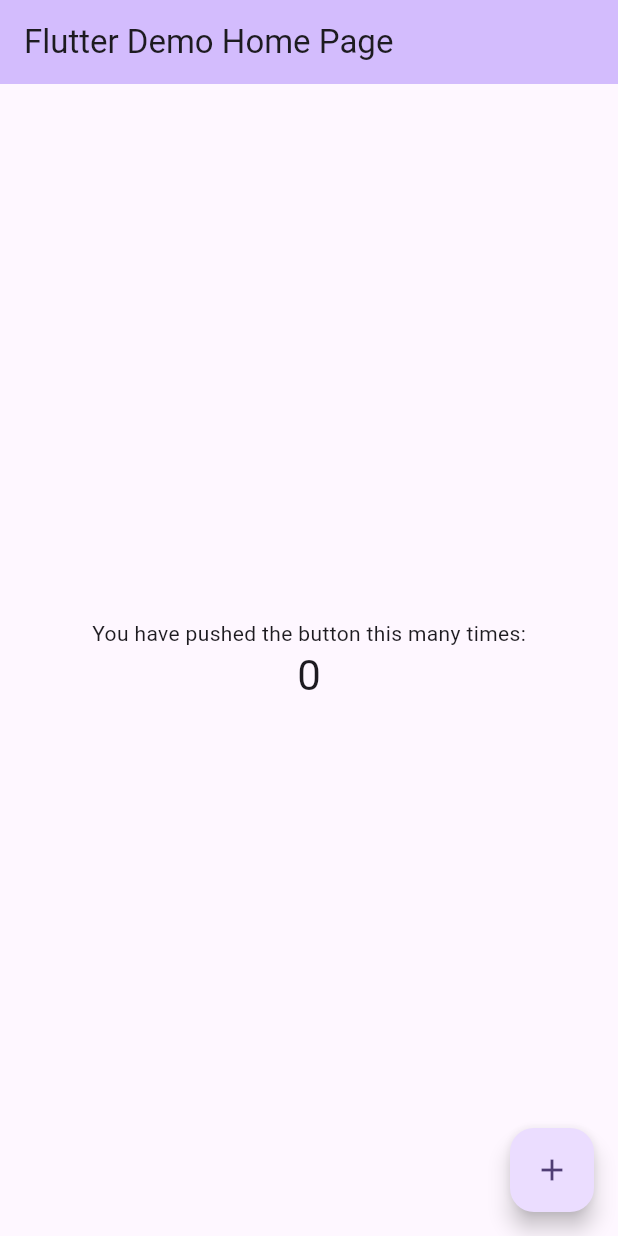
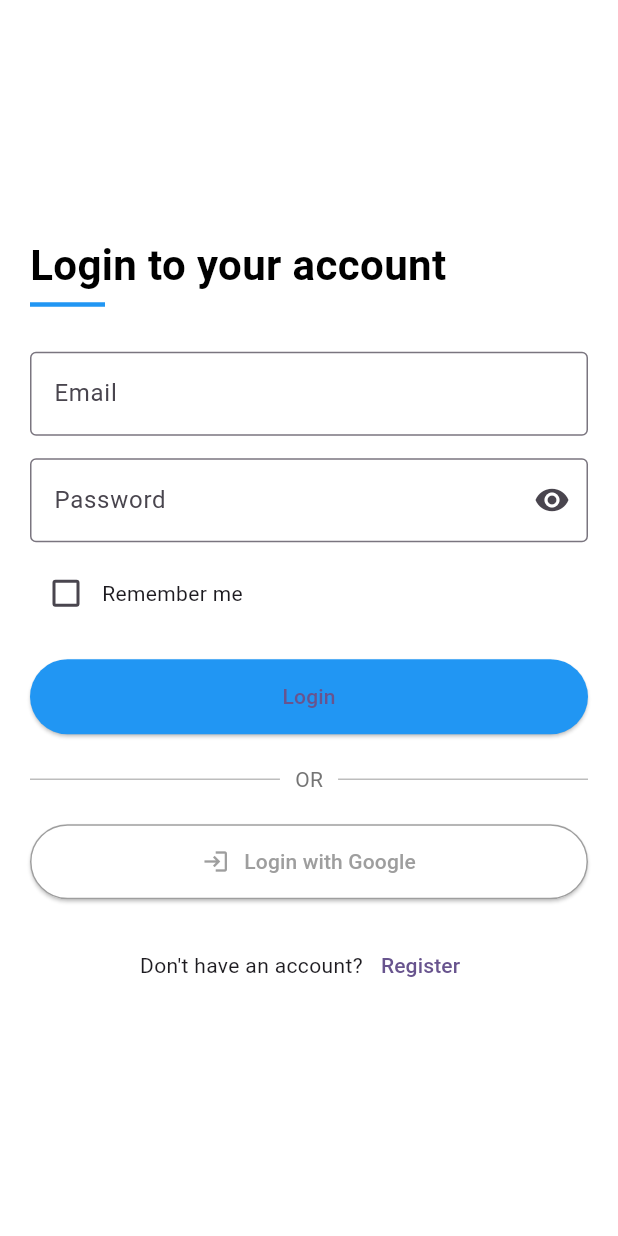
Before and after one commit to youssefhessein/project_solution, a Flutter app: the screen it shows after launch, on a phone screen of 412 x 824 dp. Run offline on Flutter 3.47's test engine with Material 3 defaults, Android fonts, the phone set to English and light mode, and no system bars; our stand-ins replace cloud_firestore, firebase_auth, firebase_core, flutter_bloc, fluttertoast; accounts and stored records are empty.

Commit message:
رسالة تصف التحديثات التي قمت بها

```diff
--- /dev/null
+++ b/devtools_options.yaml
@@ -0,0 +1,3 @@
+description: This file stores settings for Dart & Flutter DevTools.
+documentation: https://docs.flutter.dev/tools/devtools/extensions#configure-extension-enablement-states
+extensions:
--- a/lib/login/cubit/login_cubit.dart
+++ b/lib/login/cubit/login_cubit.dart
@@ -1,25 +1,42 @@
-import 'package:cloud_firestore/cloud_firestore.dart';
+import 'package:flutter/material.dart';
+import 'package:flutter_bloc/flutter_bloc.dart';
 import 'package:firebase_auth/firebase_auth.dart';
-import 'package:flutter_bloc/flutter_bloc.dart';
-import 'package:project_solution/components/components.dart';
 import 'package:project_solution/login/cubit/statues.dart';
 
-class AppCubit extends Cubit<AppStatues>{
-  AppCubit(super.initialState);
-  static AppCubit get(context) => BlocProvider.of(context);
-  void UserLogin({
-    required String email ,
-    required String password ,})async{
+class LoginCubit extends Cubit<LoginStatues> {
+  LoginCubit() : super(LoginInitialStatues());
+
+  static LoginCubit get(context) => BlocProvider.of(context);
+
+  // Controllers for the login form fields
+  var emailController = TextEditingController();
+  var passwordController = TextEditingController();
+
+  // Password visibility toggle
+  bool isPassword = true;
+
+  void changePasswordVisibility() {
+    isPassword = !isPassword;
+    emit(ChangePasswordStatue());
+  }
+
+  // "Remember Me" feature
+  bool rememberMe = false;
+
+  void changeRememberMe(bool value) {
+    rememberMe = value;
+    emit(ChangeRememberMeStatue());
+  }
+
+  // Login function
+  void userLogin({required String email, required String password}) async {
     emit(LoginLoadingStatues());
-    try{
-      UserCredential  userCredential = await FirebaseAuth.instance.signInWithEmailAndPassword(email: email, password: password);
-      DocumentSnapshot userSnapshot = await FirebaseFirestore.instance.collection("users").doc(userCredential.user!.uid).get();
+
+    try {
+      await FirebaseAuth.instance.signInWithEmailAndPassword(email: email, password: password);
       emit(LoginSuccessStatues());
-    }on FirebaseException catch(e){
-      showToast(text: e.toString(), state: ToastStates.ERROR);
-          } catch(e){
-      emit(LoginErrorStatues(e.toString()));
+    } catch (error) {
+      emit(LoginErrorStatues(error.toString()));
     }
-
   }
 }
--- a/lib/login/cubit/statues.dart
+++ b/lib/login/cubit/statues.dart
@@ -1,10 +1,15 @@
-abstract class AppStatues {}
+abstract class LoginStatues {}
 
+class LoginInitialStatues extends LoginStatues {}
 
-class LoginInitialStatues extends AppStatues{}
-class LoginLoadingStatues extends AppStatues{}
-class LoginSuccessStatues extends AppStatues{}
-class LoginErrorStatues extends AppStatues{
-  final String error ;
+class LoginLoadingStatues extends LoginStatues {}
+
+class LoginSuccessStatues extends LoginStatues {}
+
+class LoginErrorStatues extends LoginStatues {
+  final String error;
   LoginErrorStatues(this.error);
 }
+
+class ChangePasswordStatue extends LoginStatues {}
+class ChangeRememberMeStatue extends LoginStatues {}
--- a/lib/login/login.dart
+++ b/lib/login/login.dart
@@ -0,0 +1,175 @@
+import 'package:flutter/material.dart';
+import 'package:flutter_bloc/flutter_bloc.dart';
+import 'package:project_solution/login/cubit/login_cubit.dart';
+import 'package:project_solution/login/cubit/statues.dart';
+import 'package:project_solution/register/register.dart';
+
+class LoginScreen extends StatelessWidget {
+  const LoginScreen({Key? key}) : super(key: key);
+
+  @override
+  Widget build(BuildContext context) {
+    return BlocProvider(
+      create: (context) => LoginCubit(),
+      child: Scaffold(
+        backgroundColor: Colors.white,
+        body: Padding(
+          padding: const EdgeInsets.all(20.0),
+          child: BlocConsumer<LoginCubit, LoginStatues>(
+            listener: (context, state) {
+              if (state is LoginErrorStatues) {
+                // Show error message
+                ScaffoldMessenger.of(context).showSnackBar(
+                  SnackBar(content: Text(state.error)),
+                );
+              }
+              if (state is LoginSuccessStatues) {
+                // Navigate to another screen on success
+              }
+            },
+            builder: (context, state) {
+              var cubit = LoginCubit.get(context);
+              return Column(
+                mainAxisAlignment: MainAxisAlignment.center,
+                crossAxisAlignment: CrossAxisAlignment.start,
+                children: [
+                  const Text(
+                    'Login to your account',
+                    style: TextStyle(
+                      fontSize: 28,
+                      fontWeight: FontWeight.bold,
+                      color: Colors.black,
+                    ),
+                  ),
+                  const SizedBox(height: 5),
+                  Container(
+                    width: 50,
+                    height: 3,
+                    color: Colors.blue,
+                  ),
+                  const SizedBox(height: 30),
+                  TextFormField(
+                    controller: cubit.emailController,
+                    decoration: const InputDecoration(
+                      labelText: 'Email',
+                      border: OutlineInputBorder(),
+                    ),
+                  ),
+                  const SizedBox(height: 15),
+                  TextFormField(
+                    controller: cubit.passwordController,
+                    obscureText: cubit.isPassword,
+                    decoration: InputDecoration(
+                      labelText: 'Password',
+                      border: const OutlineInputBorder(),
+                      suffixIcon: IconButton(
+                        icon: Icon(
+                          cubit.isPassword
+                              ? Icons.visibility
+                              : Icons.visibility_off,
+                        ),
+                        onPressed: () {
+                          cubit.changePasswordVisibility();
+                        },
+                      ),
+                    ),
+                  ),
+                  const SizedBox(height: 10),
+                  Row(
+                    children: [
+                      Checkbox(
+                        value: cubit.rememberMe,
+                        onChanged: (bool? value) {
+                          cubit.changeRememberMe(value!);
+                        },
+                      ),
+                      const Text('Remember me'),
+                    ],
+                  ),
+                  const SizedBox(height: 20),
+                  ElevatedButton(
+                    style: ElevatedButton.styleFrom(
+                      minimumSize: const Size(double.infinity, 50),
+                      backgroundColor: Colors.blue,
+                    ),
+                    onPressed: () {
+                      cubit.userLogin(
+                        email: cubit.emailController.text,
+                        password: cubit.passwordController.text,
+                      );
+                    },
+                    child: const Text('Login'),
+                  ),
+                  const SizedBox(height: 20),
+
+                  // OR in the center of a line
+                  Row(
+                    children: [
+                      Expanded(
+                        child: Divider(
+                          color: Colors.grey[400],
+                        ),
+                      ),
+                      Padding(
+                        padding: const EdgeInsets.symmetric(horizontal: 10.0),
+                        child: Text(
+                          'OR',
+                          style: TextStyle(
+                            color: Colors.grey[600],
+                          ),
+                        ),
+                      ),
+                      Expanded(
+                        child: Divider(
+                          color: Colors.grey[400],
+                        ),
+                      ),
+                    ],
+                  ),
+
+                  const SizedBox(height: 20),
+                  ElevatedButton(
+                    style: ElevatedButton.styleFrom(
+                      minimumSize: const Size(double.infinity, 50),
+                      backgroundColor: Colors.white,
+                      side: const BorderSide(color: Colors.grey),
+                    ),
+                    onPressed: () {},
+                    child: Row(
+                      mainAxisAlignment: MainAxisAlignment.center,
+                      children: const [
+                        Icon(Icons.login, color: Colors.grey),
+                        SizedBox(width: 10),
+                        Text(
+                          'Login with Google',
+                          style: TextStyle(color: Colors.grey),
+                        ),
+                      ],
+                    ),
+                  ),
+                  const SizedBox(height: 20),
+                  Row(
+                    mainAxisAlignment: MainAxisAlignment.center,
+                    children: [
+                      const Text('Don\'t have an account?'),
+                      TextButton(
+                        onPressed: () {
+                          Navigator.push(
+                            context,
+                            MaterialPageRoute(
+                                builder: (context) => const RegisterScreen()),
+                          );
+                        },
+                        child: const Text('Register'),
+                      ),
+                    ],
+                  ),
+                ],
+              );
+            },
+          ),
+        ),
+      ),
+    );
+  }
+}
--- a/lib/main.dart
+++ b/lib/main.dart
@@ -1,13 +1,11 @@
-
 import 'package:firebase_core/firebase_core.dart';
 import 'package:flutter/material.dart';
-
+import 'package:project_solution/login/login.dart';
+import 'package:project_solution/register/register.dart';
 import 'firebase_options.dart';
 
-void main()  async{
-
-// ...
-
+void main() async {
+  WidgetsFlutterBinding.ensureInitialized();
   await Firebase.initializeApp(
     options: DefaultFirebaseOptions.currentPlatform,
   );
@@ -17,119 +15,20 @@ void main()  async{
 class MyApp extends StatelessWidget {
   const MyApp({super.key});
 
-  // This widget is the root of your application.
   @override
   Widget build(BuildContext context) {
     return MaterialApp(
+      debugShowCheckedModeBanner: false,
       title: 'Flutter Demo',
       theme: ThemeData(
-        // This is the theme of your application.
-        //
-        // TRY THIS: Try running your application with "flutter run". You'll see
-        // the application has a purple toolbar. Then, without quitting the app,
-        // try changing the seedColor in the colorScheme below to Colors.green
-        // and then invoke "hot reload" (save your changes or press the "hot
-        // reload" button in a Flutter-supported IDE, or press "r" if you used
-        // the command line to start the app).
-        //
-        // Notice that the counter didn't reset back to zero; the application
-        // state is not lost during the reload. To reset the state, use hot
-        // restart instead.
-        //
-        // This works for code too, not just values: Most code changes can be
-        // tested with just a hot reload.
         colorScheme: ColorScheme.fromSeed(seedColor: Colors.deepPurple),
         useMaterial3: true,
       ),
-      home: const MyHomePage(title: 'Flutter Demo Home Page'),
+      initialRoute: '/',
+      routes: {
+        '/': (context) =>  LoginScreen(),
+        '/register': (context) =>  RegisterScreen(),
+      },
     );
   }
 }
-
-class MyHomePage extends StatefulWidget {
-  const MyHomePage({super.key, required this.title});
-
-  // This widget is the home page of your application. It is stateful, meaning
-  // that it has a State object (defined below) that contains fields that affect
-  // how it looks.
-
-  // This class is the configuration for the state. It holds the values (in this
-  // case the title) provided by the parent (in this case the App widget) and
-  // used by the build method of the State. Fields in a Widget subclass are
-  // always marked "final".
-
-  final String title;
-
-  @override
-  State<MyHomePage> createState() => _MyHomePageState();
-}
-
-class _MyHomePageState extends State<MyHomePage> {
-  int _counter = 0;
-
-  void _incrementCounter() {
-    setState(() {
-      // This call to setState tells the Flutter framework that something has
-      // changed in this State, which causes it to rerun the build method below
-      // so that the display can reflect the updated values. If we changed
-      // _counter without calling setState(), then the build method would not be
-      // called again, and so nothing would appear to happen.
-      _counter++;
-    });
-  }
-
-  @override
-  Widget build(BuildContext context) {
-    // This method is rerun every time setState is called, for instance as done
-    // by the _incrementCounter method above.
-    //
-    // The Flutter framework has been optimized to make rerunning build methods
-    // fast, so that you can just rebuild anything that needs updating rather
-    // than having to individually change instances of widgets.
-    return Scaffold(
-      appBar: AppBar(
-        // TRY THIS: Try changing the color here to a specific color (to
-        // Colors.amber, perhaps?) and trigger a hot reload to see the AppBar
-        // change color while the other colors stay the same.
-        backgroundColor: Theme.of(context).colorScheme.inversePrimary,
-        // Here we take the value from the MyHomePage object that was created by
-        // the App.build method, and use it to set our appbar title.
-        title: Text(widget.title),
-      ),
-      body: Center(
-        // Center is a layout widget. It takes a single child and positions it
-        // in the middle of the parent.
-        child: Column(
-          // Column is also a layout widget. It takes a list of children and
-          // arranges them vertically. By default, it sizes itself to fit its
-          // children horizontally, and tries to be as tall as its parent.
-          //
-          // Column has various properties to control how it sizes itself and
-          // how it positions its children. Here we use mainAxisAlignment to
-          // center the children vertically; the main axis here is the vertical
-          // axis because Columns are vertical (the cross axis would be
-          // horizontal).
-          //
-          // TRY THIS: Invoke "debug painting" (choose the "Toggle Debug Paint"
-          // action in the IDE, or press "p" in the console), to see the
-          // wireframe for each widget.
-          mainAxisAlignment: MainAxisAlignment.center,
-          children: <Widget>[
-            const Text(
-              'You have pushed the button this many times:',
-            ),
-            Text(
-              '$_counter',
-              style: Theme.of(context).textTheme.headlineMedium,
-            ),
-          ],
-        ),
-      ),
-      floatingActionButton: FloatingActionButton(
-        onPressed: _incrementCounter,
-        tooltip: 'Increment',
-        child: const Icon(Icons.add),
-      ), // This trailing comma makes auto-formatting nicer for build methods.
-    );
-  }
-}
```
Also changed, not shown: lib/components/components.dart (+20 -0 lines), lib/register/cubit/register_cubit.dart (+70 -0 lines), lib/register/cubit/statues.dart (+16 -0 lines), lib/register/register.dart (+155 -0 lines), 1 other file.
